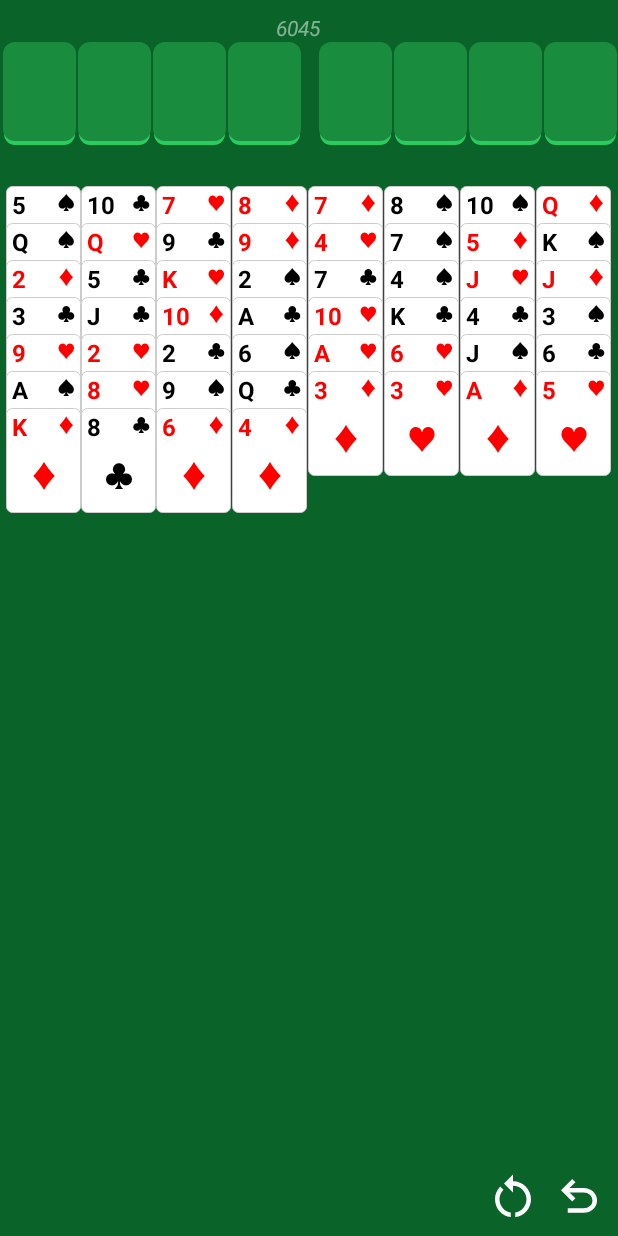
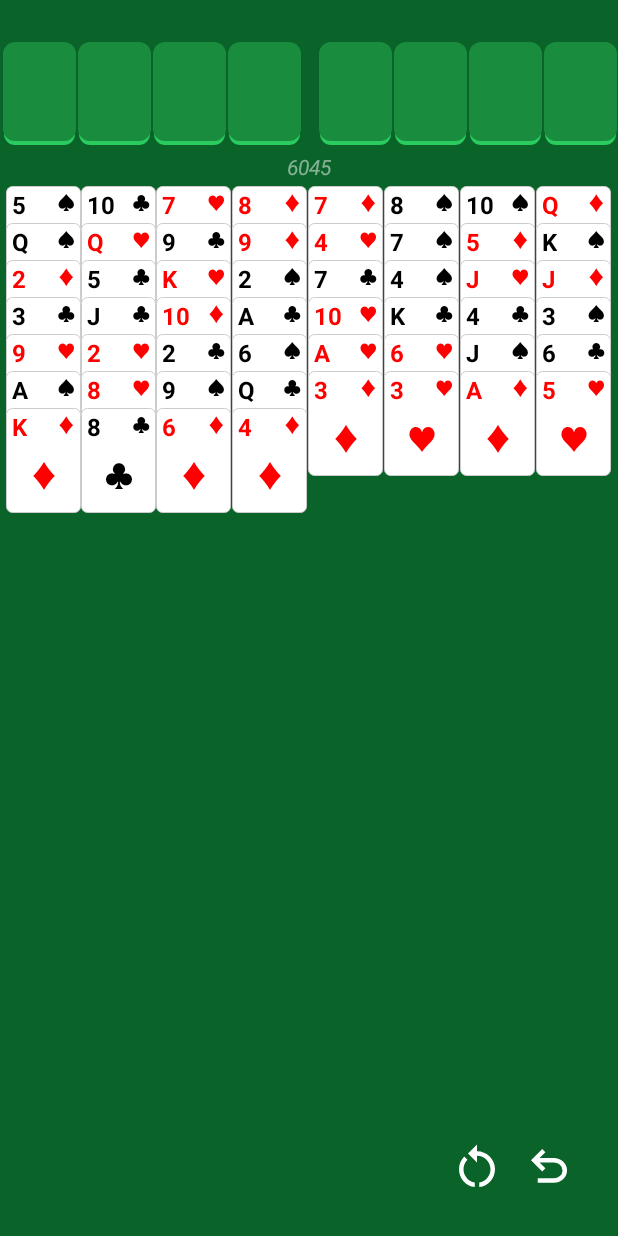
Before and after one commit to FairchildHeavyIndustries/fairchild-freecell, an Android app: the screen it shows after launch (MainActivity), on a phone screen of 412 x 824 dp. Run offline under Robolectric (Android 15) with nearby library versions, the phone set to English and light mode, and no system bars.

Commit message:
fix game number layout, force portait always

```diff
--- a/app/src/main/res/layout/activity_main.xml
+++ b/app/src/main/res/layout/activity_main.xml
@@ -32,6 +32,7 @@
         android:layout_width="0dp"
         android:layout_height="wrap_content"
         android:layout_marginTop="26dp"
+        android:baselineAligned="false"
         android:orientation="horizontal"
         android:paddingStart="4dp"
         android:paddingEnd="4dp"
@@ -53,13 +54,13 @@
         android:id="@+id/gameNumberTextView"
         android:layout_width="wrap_content"
         android:layout_height="wrap_content"
-        android:layout_marginStart="184dp"
-        android:layout_marginBottom="796dp"
         android:textColor="#80FFFFFF"
         android:textSize="14sp"
         android:textStyle="italic"
-        app:layout_constraintBottom_toBottomOf="parent"
+        app:layout_constraintBottom_toTopOf="@+id/tableauLayout"
+        app:layout_constraintEnd_toEndOf="parent"
         app:layout_constraintStart_toStartOf="parent"
+        app:layout_constraintTop_toBottomOf="@+id/freeCellLayout"
         tools:text="11982" />
 
 
@@ -67,8 +68,8 @@
         android:id="@+id/undoButton"
         android:layout_width="36dp"
         android:layout_height="36dp"
-        android:layout_marginEnd="8dp"
-        android:layout_marginBottom="8dp"
+        android:layout_marginEnd="28dp"
+        android:layout_marginBottom="28dp"
         android:background="?attr/selectableItemBackgroundBorderless"
         android:contentDescription="@string/undo_move"
         android:src="@drawable/ic_undo"
@@ -80,13 +81,14 @@
         android:id="@+id/restartButton"
         android:layout_width="36dp"
         android:layout_height="36dp"
-        android:layout_marginEnd="8dp"
+        android:layout_marginEnd="12dp"
         android:background="?attr/selectableItemBackgroundBorderless"
         android:contentDescription="@string/restart_game"
         android:src="@drawable/ic_restart"
         app:layout_constraintBottom_toBottomOf="@id/undoButton"
         app:layout_constraintEnd_toStartOf="@id/undoButton"
         app:layout_constraintTop_toTopOf="@id/undoButton"
+        app:layout_constraintVertical_bias="0.0"
         app:tint="#FFFFFF" />
 
 
```
